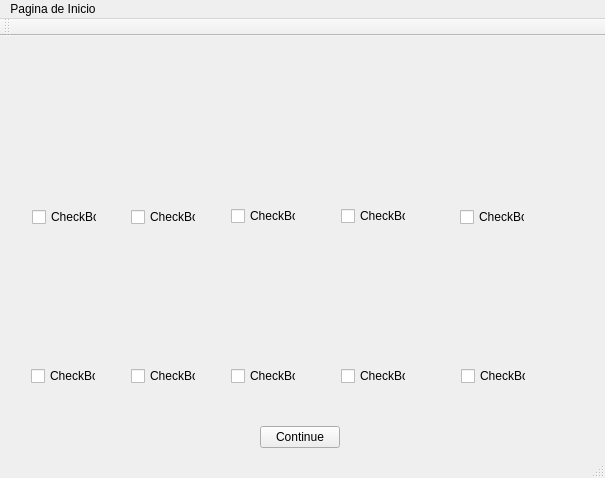
Qt form Mercado/mainwindow.ui (delias2798/Tarea_Corta_1) before a commit.
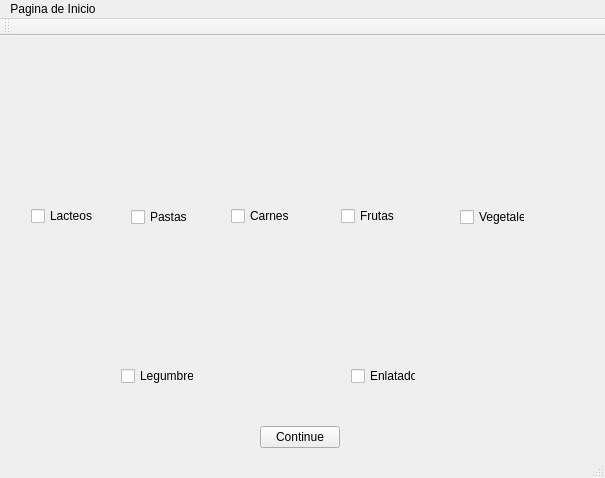
The same form after that commit.

Patch:
```diff
--- a/Mercado/mainwindow.ui
+++ b/Mercado/mainwindow.ui
@@ -14,11 +14,11 @@
    <string>MainWindow</string>
   </property>
   <widget class="QWidget" name="centralWidget">
-   <widget class="QWidget" name="">
+   <widget class="QWidget" name="layoutWidget">
     <property name="geometry">
      <rect>
-      <x>21</x>
-      <y>21</y>
+      <x>20</x>
+      <y>20</y>
       <width>87</width>
       <height>181</height>
      </rect>
@@ -34,13 +34,13 @@
      <item>
       <widget class="QCheckBox" name="checkBox">
        <property name="text">
-        <string>CheckBox</string>
+        <string>Lacteos</string>
        </property>
       </widget>
      </item>
     </layout>
    </widget>
-   <widget class="QWidget" name="">
+   <widget class="QWidget" name="layoutWidget">
     <property name="geometry">
      <rect>
       <x>120</x>
@@ -60,13 +60,13 @@
      <item>
       <widget class="QCheckBox" name="checkBox_2">
        <property name="text">
-        <string>CheckBox</string>
+        <string>Pastas</string>
        </property>
       </widget>
      </item>
     </layout>
    </widget>
-   <widget class="QWidget" name="">
+   <widget class="QWidget" name="layoutWidget">
     <property name="geometry">
      <rect>
       <x>449</x>
@@ -86,39 +86,13 @@
      <item>
       <widget class="QCheckBox" name="checkBox_5">
        <property name="text">
-        <string>CheckBox</string>
+        <string>Vegetales</string>
        </property>
       </widget>
      </item>
     </layout>
    </widget>
-   <widget class="QWidget" name="">
-    <property name="geometry">
-     <rect>
-      <x>450</x>
-      <y>210</y>
-      <width>87</width>
-      <height>151</height>
-     </rect>
-    </property>
-    <layout class="QVBoxLayout" name="verticalLayout_10">
-     <item>
-      <widget class="QLabel" name="label_10">
-       <property name="text">
-        <string/>
-       </property>
-      </widget>
-     </item>
-     <item>
-      <widget class="QCheckBox" name="checkBox_10">
-       <property name="text">
-        <string>CheckBox</string>
-       </property>
-      </widget>
-     </item>
-    </layout>
-   </widget>
-   <widget class="QWidget" name="">
+   <widget class="QWidget" name="layoutWidget">
     <property name="geometry">
      <rect>
       <x>220</x>
@@ -138,13 +112,13 @@
      <item>
       <widget class="QCheckBox" name="checkBox_3">
        <property name="text">
-        <string>CheckBox</string>
+        <string>Carnes</string>
        </property>
       </widget>
      </item>
     </layout>
    </widget>
-   <widget class="QWidget" name="">
+   <widget class="QWidget" name="layoutWidget">
     <property name="geometry">
      <rect>
       <x>330</x>
@@ -164,42 +138,16 @@
      <item>
       <widget class="QCheckBox" name="checkBox_4">
        <property name="text">
-        <string>CheckBox</string>
+        <string>Frutas</string>
        </property>
       </widget>
      </item>
     </layout>
    </widget>
-   <widget class="QWidget" name="">
+   <widget class="QWidget" name="layoutWidget">
     <property name="geometry">
      <rect>
-      <x>330</x>
-      <y>210</y>
-      <width>87</width>
-      <height>151</height>
-     </rect>
-    </property>
-    <layout class="QVBoxLayout" name="verticalLayout_9">
-     <item>
-      <widget class="QLabel" name="label_9">
-       <property name="text">
-        <string/>
-       </property>
-      </widget>
-     </item>
-     <item>
-      <widget class="QCheckBox" name="checkBox_9">
-       <property name="text">
-        <string>CheckBox</string>
-       </property>
-      </widget>
-     </item>
-    </layout>
-   </widget>
-   <widget class="QWidget" name="">
-    <property name="geometry">
-     <rect>
-      <x>120</x>
+      <x>340</x>
       <y>210</y>
       <width>87</width>
       <height>151</height>
@@ -216,44 +164,18 @@
      <item>
       <widget class="QCheckBox" name="checkBox_7">
        <property name="text">
-        <string>CheckBox</string>
+        <string>Enlatados</string>
        </property>
       </widget>
      </item>
     </layout>
    </widget>
-   <widget class="QWidget" name="">
+   <widget class="QWidget" name="layoutWidget">
     <property name="geometry">
      <rect>
-      <x>220</x>
+      <x>110</x>
       <y>210</y>
-      <width>87</width>
-      <height>151</height>
-     </rect>
-    </property>
-    <layout class="QVBoxLayout" name="verticalLayout_8">
-     <item>
-      <widget class="QLabel" name="label_8">
-       <property name="text">
-        <string/>
-       </property>
-      </widget>
-     </item>
-     <item>
-      <widget class="QCheckBox" name="checkBox_8">
-       <property name="text">
-        <string>CheckBox</string>
-       </property>
-      </widget>
-     </item>
-    </layout>
-   </widget>
-   <widget class="QWidget" name="">
-    <property name="geometry">
-     <rect>
-      <x>20</x>
-      <y>210</y>
-      <width>87</width>
+      <width>95</width>
       <height>151</height>
      </rect>
     </property>
@@ -268,7 +190,7 @@
      <item>
       <widget class="QCheckBox" name="checkBox_6">
        <property name="text">
-        <string>CheckBox</string>
+        <string>Legumbres</string>
        </property>
       </widget>
      </item>
```
Left out of the diff: 68 changed lines with no effect on the pictures.
